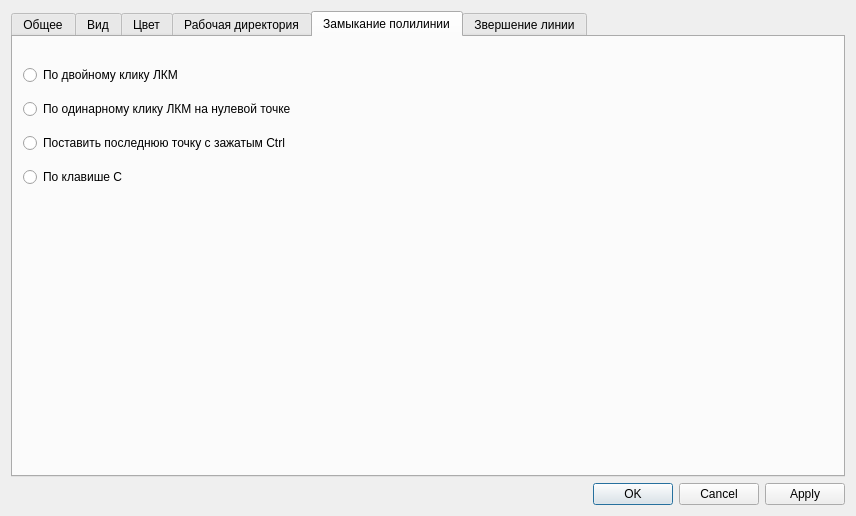
First picture: the form in src/qlabelme/widgets/settings.ui, repository mariekarelina/QLabelMe, before the edit.
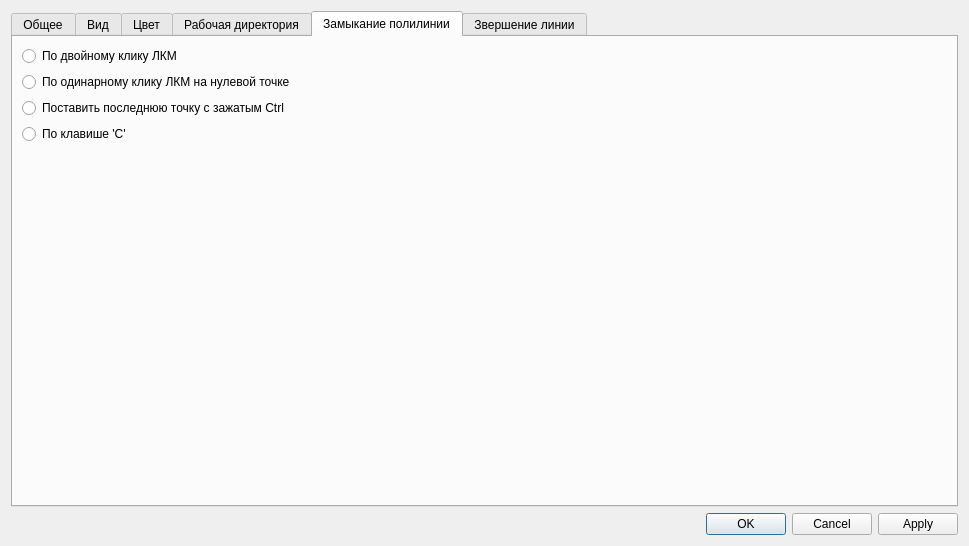
Second picture: the form after the edit. The open tabs and pages were chosen to show the change.

```diff
--- a/src/qlabelme/widgets/settings.ui
+++ b/src/qlabelme/widgets/settings.ui
@@ -6,8 +6,8 @@
    <rect>
     <x>0</x>
     <y>0</y>
-    <width>856</width>
-    <height>516</height>
+    <width>969</width>
+    <height>546</height>
    </rect>
   </property>
   <property name="minimumSize">
@@ -439,21 +439,27 @@
       </attribute>
      </widget>
      <widget class="QWidget" name="tabPolyline">
+      <property name="sizePolicy">
+       <sizepolicy hsizetype="Expanding" vsizetype="Expanding">
+        <horstretch>0</horstretch>
+        <verstretch>0</verstretch>
+       </sizepolicy>
+      </property>
       <attribute name="title">
        <string>Замыкание полилинии</string>
       </attribute>
-      <widget class="QWidget" name="polylineLayoutHost">
-       <property name="geometry">
-        <rect>
-         <x>10</x>
-         <y>20</y>
-         <width>501</width>
-         <height>138</height>
-        </rect>
-       </property>
-       <layout class="QVBoxLayout" name="verticalLayout_4">
+      <layout class="QVBoxLayout" name="verticalLayout_8">
         <item>
          <widget class="QRadioButton" name="doubleClickLMB">
+         <property name="enabled">
+          <bool>true</bool>
+         </property>
+         <property name="sizePolicy">
+          <sizepolicy hsizetype="Expanding" vsizetype="Preferred">
+           <horstretch>0</horstretch>
+           <verstretch>0</verstretch>
+          </sizepolicy>
+         </property>
           <property name="text">
            <string>По двойному клику ЛКМ</string>
           </property>
@@ -461,6 +467,15 @@
         </item>
         <item>
          <widget class="QRadioButton" name="LMBZeroPoint">
+         <property name="sizePolicy">
+          <sizepolicy hsizetype="Expanding" vsizetype="Preferred">
+           <horstretch>0</horstretch>
+           <verstretch>0</verstretch>
+          </sizepolicy>
+         </property>
+         <property name="autoFillBackground">
+          <bool>false</bool>
+         </property>
           <property name="text">
            <string>По одинарному клику ЛКМ на нулевой точке</string>
           </property>
@@ -468,6 +483,12 @@
         </item>
         <item>
          <widget class="QRadioButton" name="holdingCtrl">
+         <property name="sizePolicy">
+          <sizepolicy hsizetype="Expanding" vsizetype="Preferred">
+           <horstretch>0</horstretch>
+           <verstretch>0</verstretch>
+          </sizepolicy>
+         </property>
           <property name="text">
            <string>Поставить последнюю точку с зажатым Ctrl</string>
           </property>
@@ -475,28 +496,37 @@
         </item>
         <item>
          <widget class="QRadioButton" name="keyC">
+         <property name="sizePolicy">
+          <sizepolicy hsizetype="Expanding" vsizetype="Preferred">
+           <horstretch>0</horstretch>
+           <verstretch>0</verstretch>
+          </sizepolicy>
+         </property>
           <property name="text">
-           <string>По клавише C</string>
+          <string>По клавише 'C'</string>
           </property>
          </widget>
         </item>
-       </layout>
-      </widget>
+       <item>
+        <spacer name="verticalSpacer_2">
+         <property name="orientation">
+          <enum>Qt::Vertical</enum>
+         </property>
+         <property name="sizeHint" stdset="0">
+          <size>
+           <width>20</width>
+           <height>40</height>
+          </size>
+         </property>
+        </spacer>
+       </item>
+      </layout>
      </widget>
      <widget class="QWidget" name="tabLine">
       <attribute name="title">
        <string>Звершение линии</string>
       </attribute>
-      <widget class="QWidget" name="layoutWidget_2">
-       <property name="geometry">
-        <rect>
-         <x>20</x>
-         <y>30</y>
-         <width>481</width>
-         <height>102</height>
-        </rect>
-       </property>
-       <layout class="QVBoxLayout" name="verticalLayout_7">
+      <layout class="QVBoxLayout" name="verticalLayout_4">
         <item>
          <widget class="QRadioButton" name="doubleClickLMB_2">
           <property name="text">
@@ -518,8 +548,20 @@
           </property>
          </widget>
         </item>
-       </layout>
-      </widget>
+       <item>
+        <spacer name="verticalSpacer">
+         <property name="orientation">
+          <enum>Qt::Vertical</enum>
+         </property>
+         <property name="sizeHint" stdset="0">
+          <size>
+           <width>20</width>
+           <height>40</height>
+          </size>
+         </property>
+        </spacer>
+       </item>
+      </layout>
      </widget>
     </widget>
    </item>
```
Left out of the diff: 60 changed lines with no effect on the pictures. Lines whose indentation alone changed are shown as unchanged.
